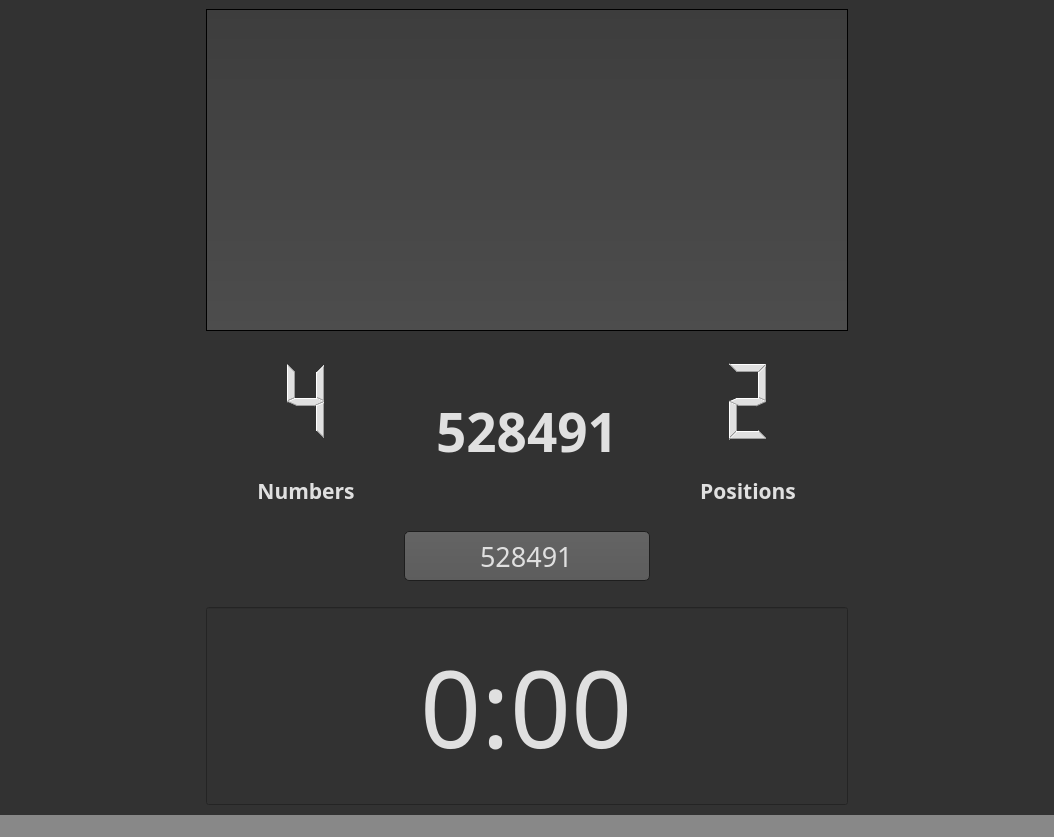
Above: interface/mainWindowUi.ui from JLBegin/JeuFSG before the change. Below: the same form after it.
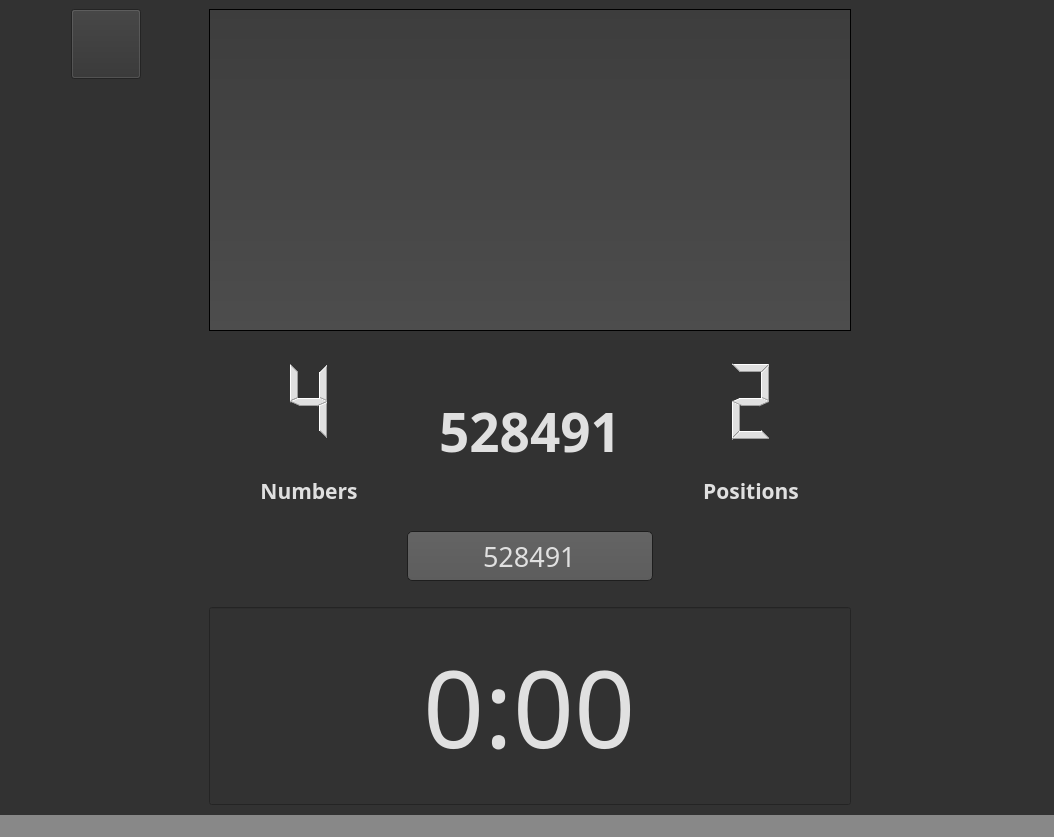
That is the form after the change. Icons and pictures are not drawn.

Commit message: added arrow button for backToMenu

What changed in the file:
```diff
--- a/interface/mainWindowUi.ui
+++ b/interface/mainWindowUi.ui
@@ -94,15 +94,55 @@
     <item row="0" column="0">
      <layout class="QHBoxLayout" name="horizontalLayout">
       <item>
-       <layout class="QVBoxLayout" name="verticalLayout">
-        <property name="spacing">
-         <number>15</number>
-        </property>
-        <property name="leftMargin">
-         <number>0</number>
-        </property>
+       <layout class="QVBoxLayout" name="verticalLayout_6">
         <item>
-         <spacer name="horizontalSpacer_4">
+         <layout class="QHBoxLayout" name="horizontalLayout_4">
+          <item>
+           <widget class="QPushButton" name="buttonBackToMenu">
+            <property name="sizePolicy">
+             <sizepolicy hsizetype="Fixed" vsizetype="Fixed">
+              <horstretch>0</horstretch>
+              <verstretch>0</verstretch>
+             </sizepolicy>
+            </property>
+            <property name="minimumSize">
+             <size>
+              <width>70</width>
+              <height>70</height>
+             </size>
+            </property>
+            <property name="text">
+             <string/>
+            </property>
+            <property name="icon">
+             <iconset>
+              <normaloff>fig/leftArrow.png</normaloff>fig/leftArrow.png</iconset>
+            </property>
+            <property name="iconSize">
+             <size>
+              <width>35</width>
+              <height>35</height>
+             </size>
+            </property>
+           </widget>
+          </item>
+         </layout>
+        </item>
+        <item>
+         <spacer name="verticalSpacer">
+          <property name="orientation">
+           <enum>Qt::Vertical</enum>
+          </property>
+          <property name="sizeHint" stdset="0">
+           <size>
+            <width>20</width>
+            <height>40</height>
+           </size>
+          </property>
+         </spacer>
+        </item>
+        <item>
+         <spacer name="horizontalSpacer">
           <property name="orientation">
            <enum>Qt::Horizontal</enum>
           </property>
```
Left out of the diff: 2 changed lines with no effect on the pictures. The commit also changes 3 other files.
